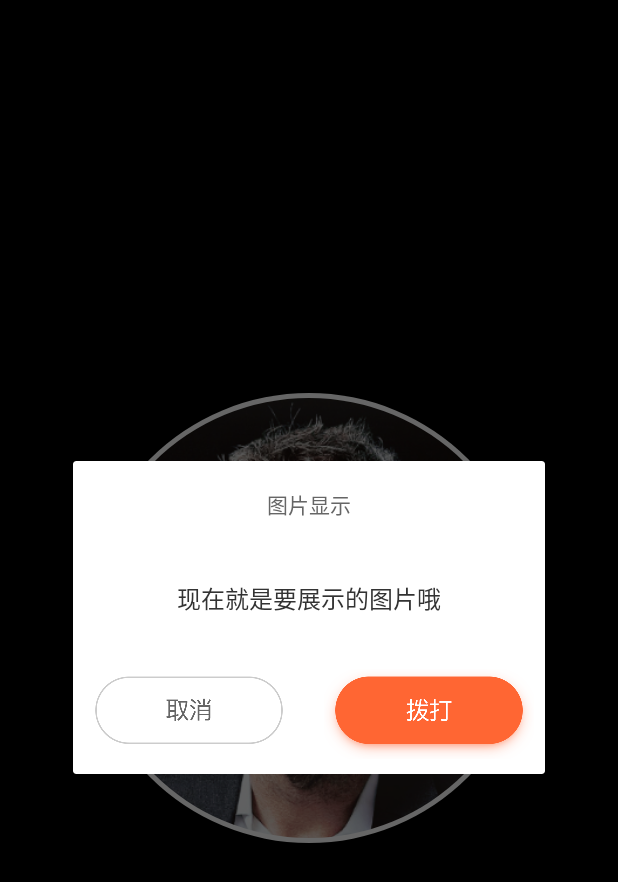
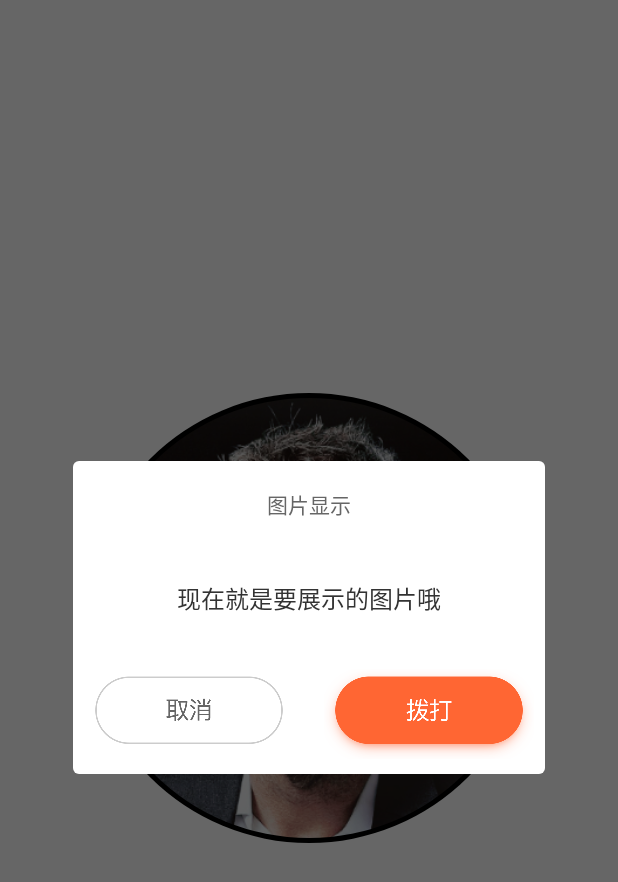
Before and after one commit to Zhhang2016/MyApp, an Android app: the CircleImageViewActivity screen opened directly, with no data from a screen before it, after a tap on an icon or button, on a phone screen of 412 x 824 dp. Shown: the top 882 px of the screen. Run offline under Robolectric (Android 15) with nearby library versions, the phone set to English and light mode, and no system bars; our stand-ins replace CircleImageView.

Commit message:
公共的Dialog

```diff
--- a/com.zh.myapp/app/src/main/java/jzwl/com/comzhmyapp/ui/dialog/CommonDialog.java
+++ b/com.zh.myapp/app/src/main/java/jzwl/com/comzhmyapp/ui/dialog/CommonDialog.java
@@ -44,8 +44,8 @@ public class CommonDialog {
      * @return
      */
     public Dialog createDiaog(Context context, String content, String message, int confirmRes, int canlelRes, CommonDialogClickListener listener) {
-//        dialog = new Dialog(context, R.style.common_textDialogStyle);
-        dialog = new Dialog(context);
+        dialog = new Dialog(context, R.style.common_textDialogStyle);
+//        dialog = new Dialog(context);
         LayoutInflater inflater = LayoutInflater.from(context);
         try {
             View view = inflater.inflate(R.layout.dialog_common, null);
--- a/com.zh.myapp/app/src/main/res/layout/activity_circleimageview_show.xml
+++ b/com.zh.myapp/app/src/main/res/layout/activity_circleimageview_show.xml
@@ -3,7 +3,7 @@
     xmlns:app="http://schemas.android.com/apk/res-auto"
     android:layout_width="match_parent"
     android:layout_height="match_parent"
-    android:background="#000">
+    android:background="#fff">
 
 
     <jzwl.com.comzhmyapp.view.RectImageView
@@ -12,7 +12,7 @@
         android:layout_height="300dp"
         android:layout_centerInParent="true"
         android:src="@mipmap/hugh"
-        app:borderColor="#fff"
+        app:borderColor="#000"
         app:borderWith="3dp"
         app:neddBorder="true" />
 
--- a/com.zh.myapp/app/src/main/res/values/styles.xml
+++ b/com.zh.myapp/app/src/main/res/values/styles.xml
@@ -76,9 +76,36 @@
 
 <!--Dialog的弹窗样式-->
 
-    <style name="common_textDialogStyle">
+    <style name="common_textDialogStyle1" parent="@android:style/Theme.Dialog">
 
+        //Dialog的windowFrame框为无
+        <item name="android:windowFrame">@null</item>
+        //是否浮现在activity之上
+        <item name="android:windowIsFloating">true</item>
+        //是否半透明
+        <item name="android:windowIsTranslucent">true</item>
+        //是否显示title
+        <item name="android:windowNoTitle">true</item>
+        //设置dialog的背景
+        <item name="android:background">@android:color/transparent</item>
+        //显示区域背景是否透明
+        <item name="android:windowBackground">@android:color/transparent</item>
+        //就是用来控制灰度的值，当为1时，界面除了我们的dialog内容是高亮显示的，dialog以外的区域是黑色的，完全看不到其他内容，系统的默认值是0.5
+        <item name="android:backgroundDimAmount">0.5</item>
+        //显示区域以外是否使用黑色半透明背景
+        <item name="android:backgroundDimEnabled">true</item>
+    </style>
 
+    <style name="common_textDialogStyle" parent="android:Theme.Dialog">
+        <item name="android:windowBackground">@android:color/transparent</item>
+        <item name="android:windowFrame">@null</item>
+        <item name="android:windowNoTitle">true</item>
+        <item name="android:windowIsFloating">true</item>
+        <item name="android:windowIsTranslucent">true</item>
+        <item name="android:windowContentOverlay">@null</item>
+        <!-- 对话框是否有遮盖 -->
+        <item name="android:windowAnimationStyle">@android:style/Animation.Dialog</item>
+        <item name="android:backgroundDimEnabled">true</item>
     </style>
 
 
```
